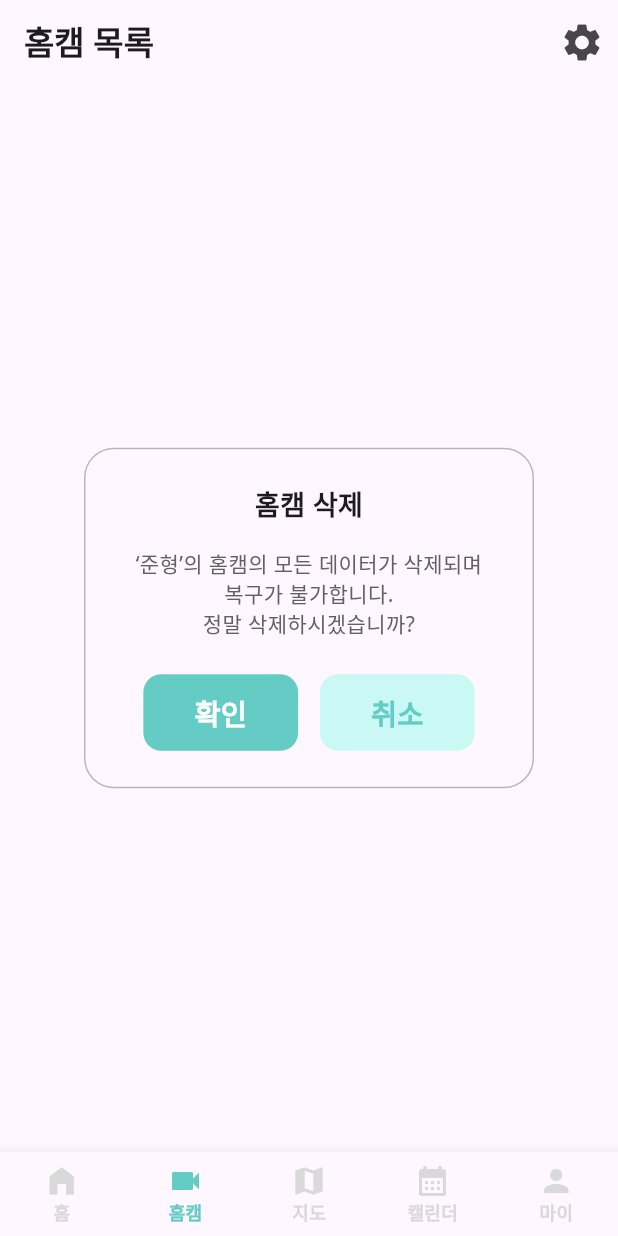
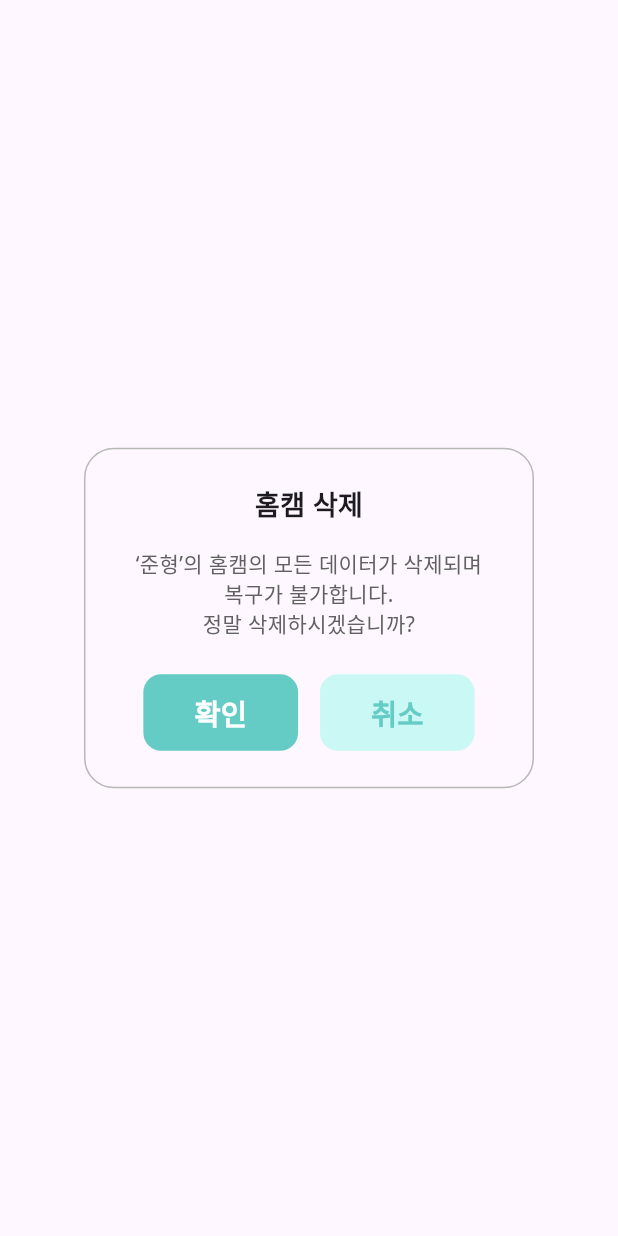
Before and after one commit to SMU-25/frontend, a Flutter app: the screen it shows after launch, item 2 of the bottom bar chosen, after a tap on the "delete outline" icon, on a phone screen of 412 x 824 dp. Run offline on Flutter 3.47's test engine with Material 3 defaults, Android fonts, the phone set to English and light mode, and no system bars; our stand-ins replace dio, email_validator, fl_chart, image_picker, table_calendar; accounts and stored records are empty.

Commit message:
✨ [Refactor] Remove AppBar and bottom navigation from DeleteHomeCamScreen for a cleaner UI

```diff
--- a/lib/homecam/view/delete_home_cam.dart
+++ b/lib/homecam/view/delete_home_cam.dart
@@ -10,21 +10,6 @@ class DeleteHomeCamScreen extends StatelessWidget {
   @override
   Widget build(BuildContext context) {
     return Scaffold(
-      appBar: AppBar(
-        automaticallyImplyLeading: false,
-        title: const Text(
-          '홈캠 목록',
-          style: TextStyle(fontWeight: FontWeight.bold),
-        ),
-        actions: [
-          IconButton(
-            icon: const Icon(Icons.settings, size: 30),
-            onPressed: () {
-              // 설정화면 이동 (TODO)
-            },
-          ),
-        ],
-      ),
       body: Center(
         child: Container(
           width: 300,
@@ -73,14 +58,6 @@ class DeleteHomeCamScreen extends StatelessWidget {
           ),
         ),
       ),
-      bottomNavigationBar: CustomNavigationBar(
-        currentIndex: 1,
-        onTap: (index) {
-          Navigator.of(context).pushReplacement(
-            MaterialPageRoute(builder: (_) => RootTab(initialTabIndex: index)),
-          );
-        },
-      ),
     );
   }
 
```
